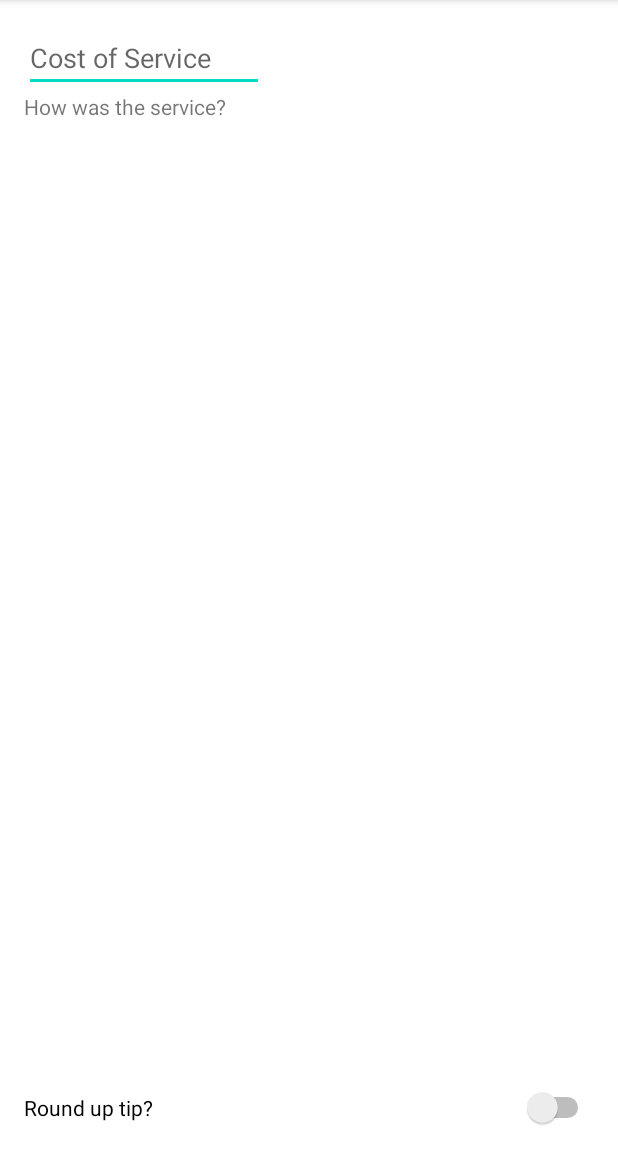
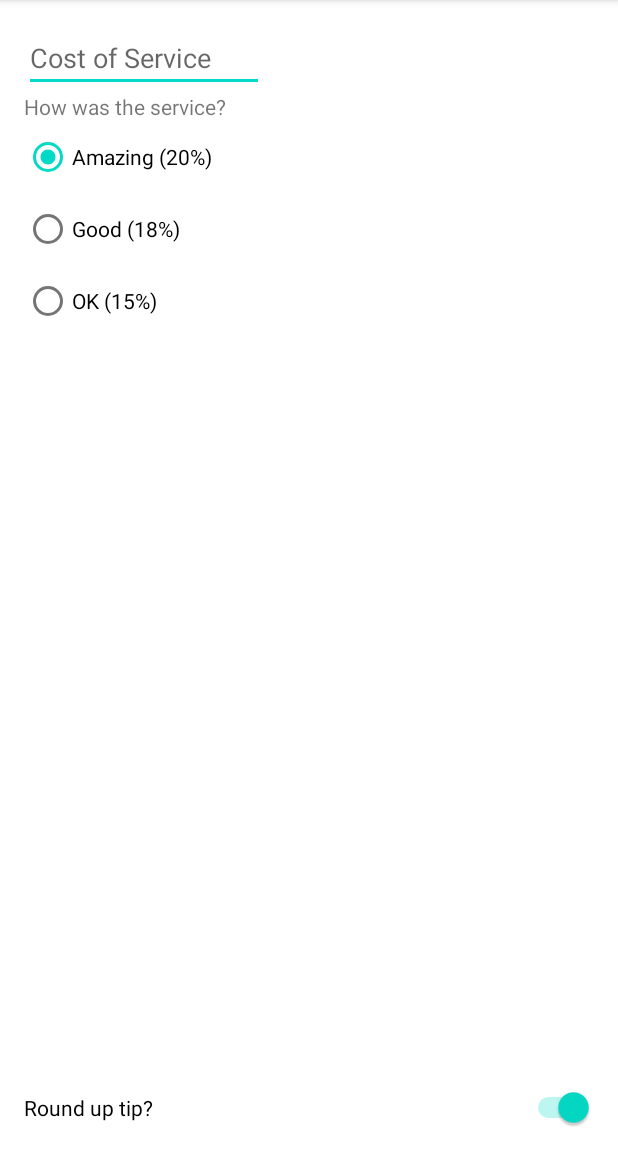
Before and after one commit to RichoHa/android.tiptime.app, an Android app: the screen it shows after launch (MainActivity), on a phone screen of 412 x 824 dp, the part 84-1236 px from its top. Run offline under Robolectric (Android 15) with nearby library versions, the phone set to English and light mode, and no system bars.

Commit message:
Added Radio Buttons

```diff
--- a/app/src/main/res/layout/activity_main.xml
+++ b/app/src/main/res/layout/activity_main.xml
@@ -28,14 +28,44 @@
         android:layout_height="wrap_content"
         android:text="How was the service?"/>
 
+    <RadioGroup
+        app:layout_constraintTop_toBottomOf="@id/service_question"
+        app:layout_constraintStart_toStartOf="parent"
+
+        android:id="@+id/tip_options"
+        android:checkedButton="@id/option_twenty_percent"
+        android:layout_width="wrap_content"
+        android:layout_height="wrap_content"
+        android:orientation="vertical">
+
+        <RadioButton
+            android:id="@+id/option_twenty_percent"
+            android:layout_width="wrap_content"
+            android:layout_height="wrap_content"
+            android:text="Amazing (20%)" />
+
+        <RadioButton
+            android:id="@+id/option_eighteen_percent"
+            android:layout_width="wrap_content"
+            android:layout_height="wrap_content"
+            android:text="Good (18%)" />
+
+        <RadioButton
+            android:id="@+id/option_fifteen_percent"
+            android:layout_width="wrap_content"
+            android:layout_height="wrap_content"
+            android:text="OK (15%)" />
+    </RadioGroup>
+
     <Switch
         app:layout_constraintBottom_toBottomOf="parent"
-        app:layout_constraintRight_toRightOf="parent"
-        app:layout_constraintLeft_toLeftOf="parent"
+        app:layout_constraintStart_toStartOf="parent"
+        app:layout_constraintEnd_toEndOf="parent"
+
+        android:id="@+id/round_up_tip"
         android:layout_width="0dp"
         android:layout_height="wrap_content"
-        android:text="Round up tip?"/>
-
-
+        android:text="Round up tip?"
+        android:checked="true" />
 
 </androidx.constraintlayout.widget.ConstraintLayout>
```
